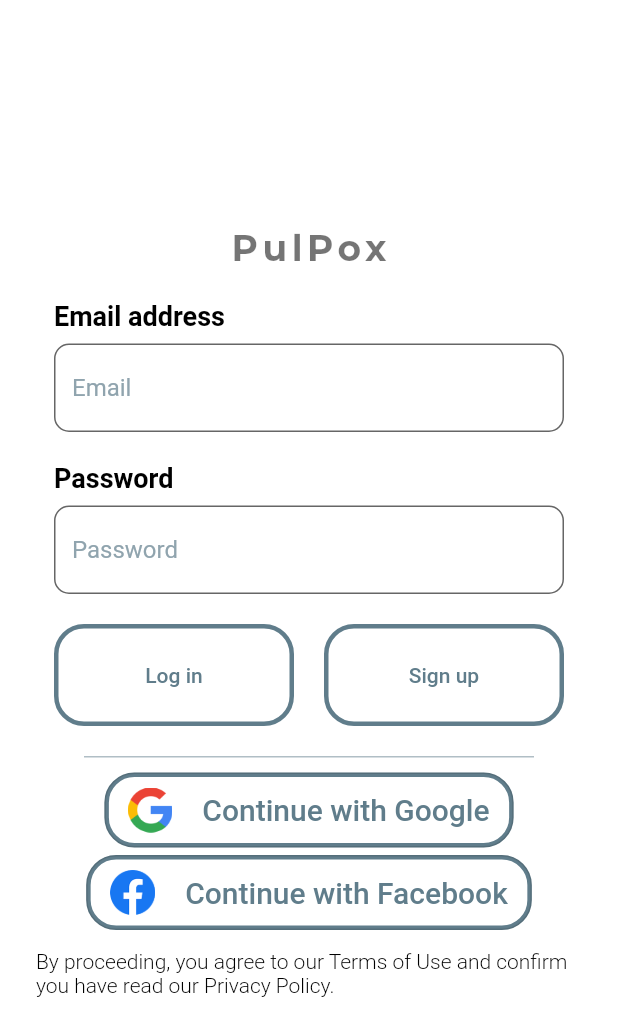
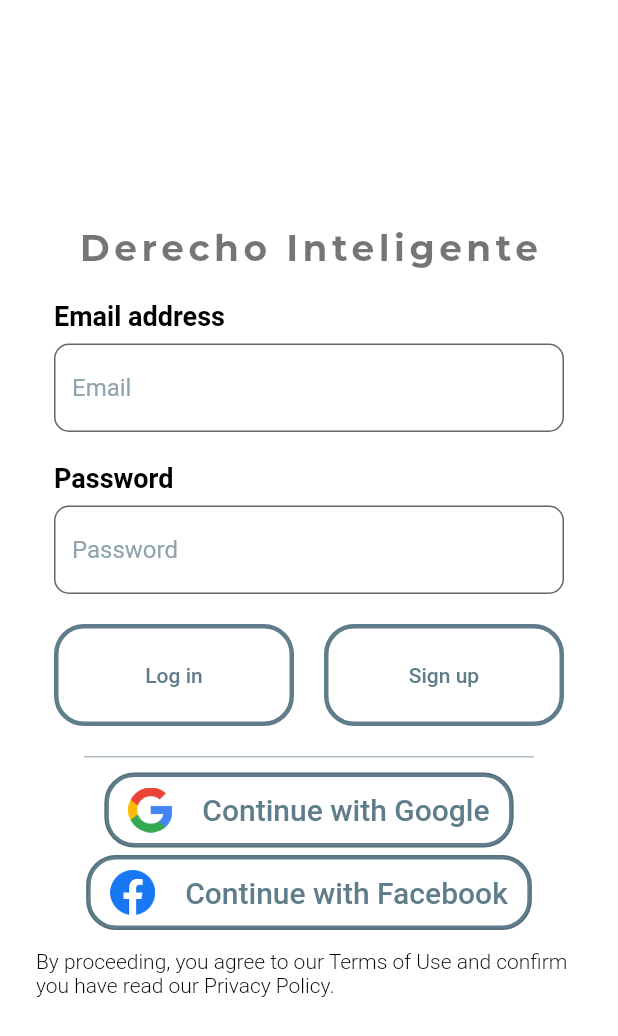
Before and after one commit to asteadhh/DerechoInteligente, a Flutter app: the screen it shows after launch, on a phone screen of 412 x 824 dp. Shown: the top 1036 px of the screen. Run offline on Flutter 3.47's test engine with Material 2 defaults, Android fonts, the phone set to English and light mode, and no system bars; our stand-ins replace auto_size_text, carousel_slider, cloud_firestore, data_table_2, dropdown_button2, file_picker and 20 more; missing offline and left inert: avatar_view, flutter_facebook_auth, sign_button, sticky_grouped_list; accounts and stored records are empty; project files that could hold a hidden picture were left out.

Commit message:
deploy firebase

```diff
--- a/lib/screens/landingPage/base/home_page_landing.dart
+++ b/lib/screens/landingPage/base/home_page_landing.dart
@@ -96,7 +96,7 @@ class _LandingPageBaseState extends State<LandingPageBase> {
                   Get.toNamed(AppPages.main);
                 },
                 child: Text(
-                  'PulPox',
+                  'Derecho Inteligente',
                   style: TextStyle(
                     color: Colors.blueGrey[100],
                     fontSize: 20,
--- a/lib/widgets/auth_dialog/auth_dialog.dart
+++ b/lib/widgets/auth_dialog/auth_dialog.dart
@@ -107,7 +107,7 @@ class _AuthDialogContentDesktopState extends State<AuthDialogContentDesktop> {
             children: [
               Center(
                 child: Text(
-                  'PulPox',
+                  'Derecho Inteligente',
                   style: TextStyle(
                     color: Theme.of(context).textTheme.headline1!.color,
                     fontSize: 24,
@@ -565,7 +565,7 @@ class _AuthDialogContentMobileState extends State<AuthDialogContentMobile> {
                 children: [
                   Center(
                     child: Text(
-                      'PulPox',
+                      'Derecho Inteligente',
                       style: TextStyle(
                         color: Theme.of(context).textTheme.headline1!.color,
                         fontSize: 24,
--- a/lib/widgets/bottom_bar.dart
+++ b/lib/widgets/bottom_bar.dart
@@ -70,7 +70,7 @@ class BottomBar extends StatelessWidget {
                   type: 'correo'.tr,
                   text: 'contacto@derechointeligente.cl',
                   link:
-                      'mailto:contacto@pulpox.cl?subject=Contacto&body=Quiero Contactarme ',
+                      'mailto:contacto@derechointeligente.cl?subject=Contacto&body=Quiero Contactarme ',
                 ),
                 // SizedBox(height: 5),
                 // InfoText(
@@ -136,9 +136,9 @@ class BottomBar extends StatelessWidget {
                       children: [
                         InfoText(
                           type: 'correo'.tr,
-                          text: 'contacto@pulpox.cl',
+                          text: 'contacto@derechointeligente.cl',
                           link:
-                              'mailto:contacto@pulpox.cl?subject=Contacto&body=Quiero Contactarme ',
+                              'mailto:contacto@derechointeligente.cl?subject=Contacto&body=Quiero Contactarme ',
                         ),
                         // SizedBox(height: 5),
                         // InfoText(
--- a/lib/widgets/explore_drawer.dart
+++ b/lib/widgets/explore_drawer.dart
@@ -156,7 +156,7 @@ class _ExploreDrawerState extends State<ExploreDrawer> {
               Align(
                 alignment: Alignment.bottomCenter,
                 child: Text(
-                  'Copyright © 2022 | PulPox SpA',
+                  'Copyright © 2022 | Derecho Inteligente SpA',
                   style: TextStyle(
                     color: Colors.blueGrey[300],
                     fontSize: 14,
--- a/lib/widgets/top_bar_contents.dart
+++ b/lib/widgets/top_bar_contents.dart
@@ -29,7 +29,7 @@ class TopBarContents extends GetView<LoginController> {
                   Get.toNamed(AppPages.main);
                 },
                 child: Text(
-                  'PulPox',
+                  'Derecho Inteligente',
                   style: TextStyle(
                     color: Colors.blueGrey[100],
                     fontSize: 20,
```
Also changed, not shown: lib/firebase_options.dart, package_config.json (line endings or trailing spaces), 9 other files.
